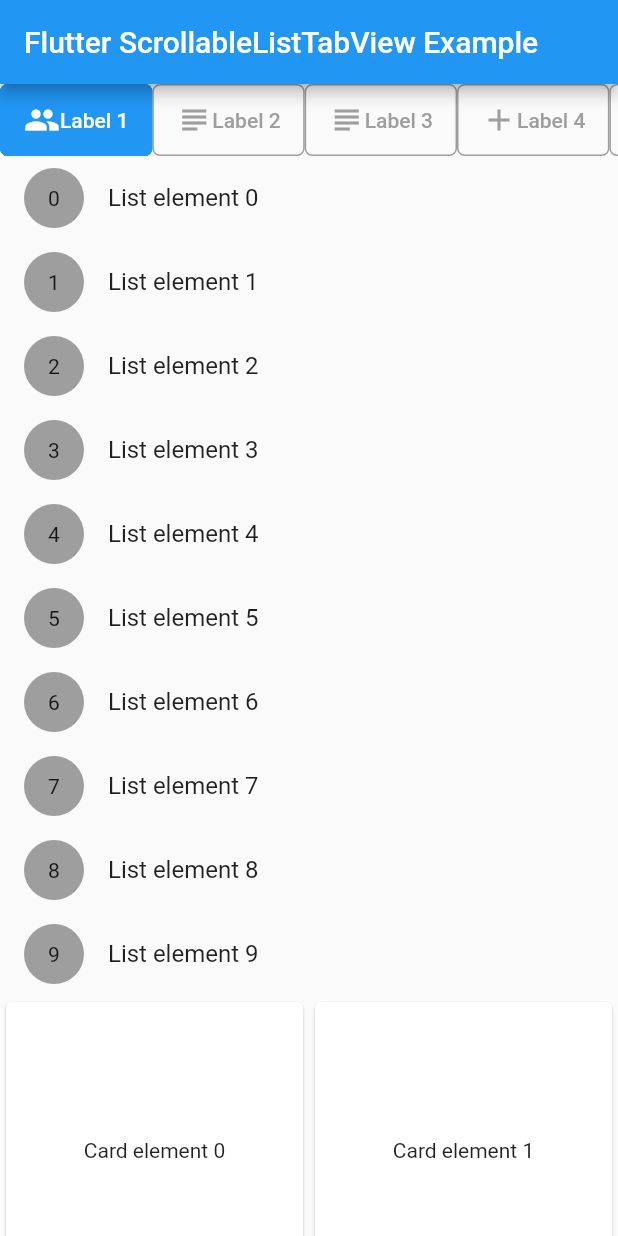
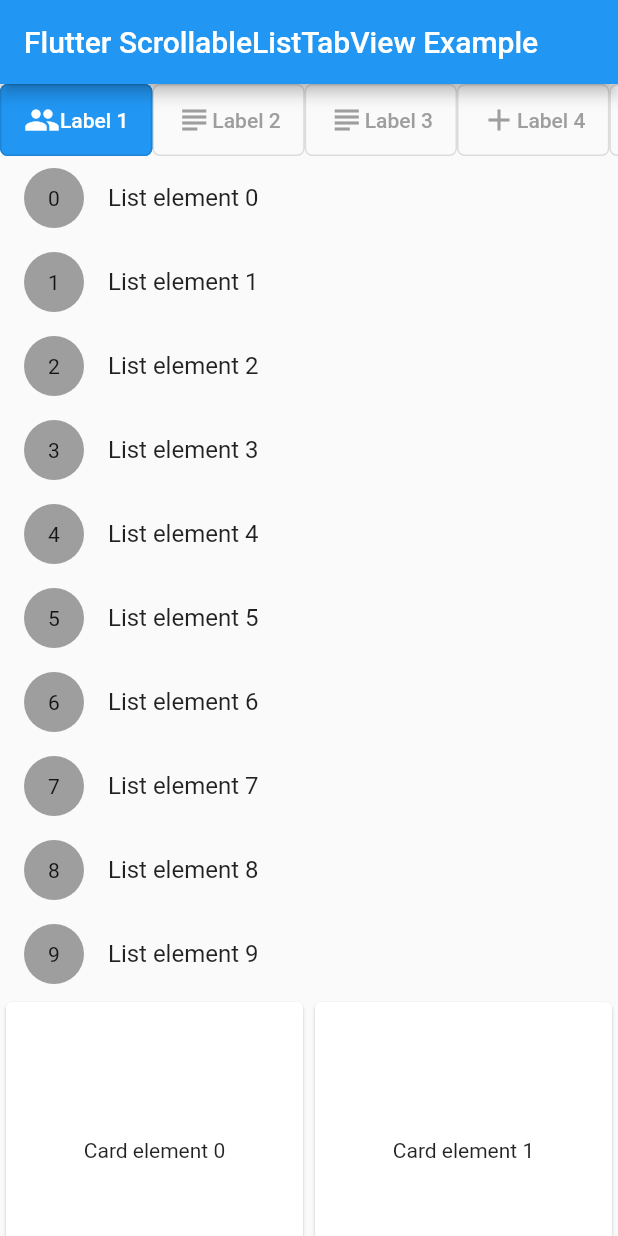
Before and after one commit to firatcetiner/scrollable_list_tabview, a Flutter app: the screen it shows after launch, on a phone screen of 412 x 824 dp. Run offline on Flutter 3.47's test engine with Material 2 defaults, Android fonts, the phone set to English and light mode, and no system bars; drawn by our look-alikes of scrollable_positioned_list.

```diff
--- a/lib/scrollable_list_tabview.dart
+++ b/lib/scrollable_list_tabview.dart
@@ -121,11 +121,11 @@ class _ScrollableListTabViewState extends State<ScrollableListTabView> {
                             backgroundColor: MaterialStateProperty.all(selected
                                 ? tab.activeBackgroundColor
                                 : tab.inactiveBackgroundColor),
-                            tapTargetSize: MaterialTapTargetSize.shrinkWrap,
-                            side: MaterialStateProperty.all(BorderSide(
-                              width: 1,
-                              color: borderColor,
-                            )),
+                            // tapTargetSize: MaterialTapTargetSize.shrinkWrap,
+                            // side: MaterialStateProperty.all(BorderSide(
+                            //   width: 1,
+                            //   color: borderColor,
+                            // )),
                             elevation: MaterialStateProperty.all(0),
                             shape: MaterialStateProperty.all(
                                 RoundedRectangleBorder(
```
